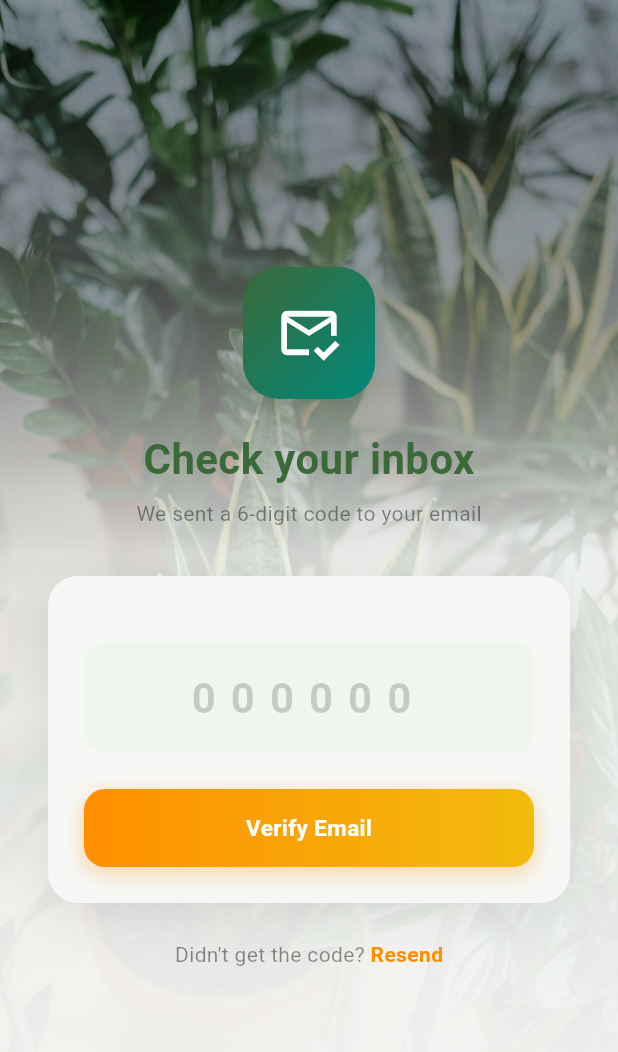
After one commit to Sijankhadk65/detectoo, a Flutter app: the EmailVerificationScreen screen opened by its route, on a phone screen of 412 x 824 dp. The commit adds this screen. Shown: the top 1052 px of the screen. Run offline on Flutter 3.47's test engine with Material 3 defaults, Android fonts, the phone set to English and light mode, and no system bars; our stand-ins replace built_collection, built_value, dio, flutter_local_notifications, flutter_riverpod, flutter_secure_storage and 1 more; accounts and stored records are empty; Roboto replaces fonts that are missing (Georgia).

Commit message:
Email Verification via Resend broken - Needs domain verification

```diff
--- a/detectoo_app/lib/src/app.dart
+++ b/detectoo_app/lib/src/app.dart
@@ -4,6 +4,7 @@ import 'routes.dart';
 import 'screens/add_plant_screen.dart';
 import 'screens/login_screen.dart';
 import 'screens/plant_detail_screen.dart';
+import 'screens/email_verification_screen.dart';
 import 'screens/sign_up_screen.dart';
 import 'screens/recovery_screen.dart';
 import 'screens/splash_screen.dart';
@@ -42,6 +43,7 @@ class DetectooApp extends StatelessWidget {
         Routes.recovery: (context) => const RecoveryScreen(),
         Routes.addPlant: (context) => const AddPlantScreen(),
         Routes.signUp: (context) => const SignUpScreen(),
+        Routes.verifyEmail: (context) => const EmailVerificationScreen(),
       },
     );
   }
--- a/detectoo_app/lib/src/data/repositories/auth_repository.dart
+++ b/detectoo_app/lib/src/data/repositories/auth_repository.dart
@@ -27,6 +27,12 @@ abstract class AuthRepository {
   /// between the login screen and the home screen.
   Future<User?> restoreSession();
 
+  /// Verifies the current user's email with a 6-digit OTP code.
+  Future<void> verifyEmail(String code);
+
+  /// Requests a new verification code to be sent to the current user's email.
+  Future<void> resendVerificationCode();
+
   /// Creates a new account and returns the authenticated user.
   ///
   /// On success the session token is persisted exactly as it would be
--- a/detectoo_app/lib/src/data/repositories/auth_repository_impl.dart
+++ b/detectoo_app/lib/src/data/repositories/auth_repository_impl.dart
@@ -72,6 +72,16 @@ class AuthRepositoryImpl implements AuthRepository {
   }
 
   @override
+  Future<void> verifyEmail(String code) async {
+    await _client.post('/verify-email', body: {'code': code});
+  }
+
+  @override
+  Future<void> resendVerificationCode() async {
+    await _client.post('/resend-verification');
+  }
+
+  @override
   Future<User> signUp({
     required String name,
     required String username,
@@ -113,7 +123,8 @@ class AuthRepositoryImpl implements AuthRepository {
       (b) => b
         ..name = json['name'] as String
         ..email = json['email'] as String
-        ..memberSince = '',
+        ..memberSince = ''
+        ..isVerified = (json['is_verified'] as bool? ?? false),
     );
   }
 }
--- a/detectoo_app/lib/src/models/user.dart
+++ b/detectoo_app/lib/src/models/user.dart
@@ -14,6 +14,9 @@ abstract class User implements Built<User, UserBuilder> {
   /// When the user joined (e.g. "Apr 2026").
   String get memberSince;
 
+  /// Whether the user has verified their email address.
+  bool get isVerified;
+
   User._();
 
   factory User([void Function(UserBuilder) updates]) = _$User;
--- a/detectoo_app/lib/src/providers/auth_provider.dart
+++ b/detectoo_app/lib/src/providers/auth_provider.dart
@@ -30,6 +30,11 @@ class AuthNotifier extends AsyncNotifier<User?> {
         password: password,
       );
     });
+  }
+
+  /// Re-fetches the current user from the server and updates the state.
+  Future<void> refreshCurrentUser() async {
+    state = await AsyncValue.guard(() => _repo.fetchCurrentUser());
   }
 
   /// Creates a new account, logs in, and loads the user profile.
--- a/detectoo_app/lib/src/routes.dart
+++ b/detectoo_app/lib/src/routes.dart
@@ -15,4 +15,5 @@ class Routes {
   static const String recovery = '/recovery';
   static const String addPlant = '/add-plant';
   static const String signUp = '/sign-up';
+  static const String verifyEmail = '/verify-email';
 }
--- /dev/null
+++ b/detectoo_app/lib/src/screens/email_verification_screen.dart
@@ -0,0 +1,313 @@
+import 'dart:async';
+
+import 'package:flutter/material.dart';
+import 'package:flutter/services.dart';
+import 'package:flutter_riverpod/flutter_riverpod.dart';
+
+import '../data/api/api_exception.dart';
+import '../providers/api_providers.dart';
+import '../providers/auth_provider.dart';
+import '../routes.dart';
+import '../widgets/detectoo_button.dart';
+
+/// Screen where the user enters the 6-digit OTP sent to their email.
+///
+/// Navigated to after sign-up. Also reachable after login when
+/// [User.isVerified] is false.
+class EmailVerificationScreen extends ConsumerStatefulWidget {
+  const EmailVerificationScreen({super.key});
+
+  @override
+  ConsumerState<EmailVerificationScreen> createState() =>
+      _EmailVerificationScreenState();
+}
+
+class _EmailVerificationScreenState
+    extends ConsumerState<EmailVerificationScreen> {
+  final _codeController = TextEditingController();
+  bool _isVerifying = false;
+  bool _isResending = false;
+
+  /// Seconds remaining before the user can resend. 0 = can resend now.
+  int _resendCooldown = 0;
+  Timer? _cooldownTimer;
+
+  @override
+  void dispose() {
+    _codeController.dispose();
+    _cooldownTimer?.cancel();
+    super.dispose();
+  }
+
+  void _startCooldown() {
+    setState(() => _resendCooldown = 60);
+    _cooldownTimer = Timer.periodic(const Duration(seconds: 1), (t) {
+      if (_resendCooldown <= 1) {
+        t.cancel();
+        if (mounted) setState(() => _resendCooldown = 0);
+      } else {
+        if (mounted) setState(() => _resendCooldown--);
+      }
+    });
+  }
+
+  Future<void> _handleVerify() async {
+    final code = _codeController.text.trim();
+    if (code.length != 6) {
+      ScaffoldMessenger.of(context).showSnackBar(
+        const SnackBar(content: Text('Enter the 6-digit code from your email.')),
+      );
+      return;
+    }
+
+    setState(() => _isVerifying = true);
+    try {
+      final repo = ref.read(authRepositoryProvider);
+      await repo.verifyEmail(code);
+      await ref.read(authProvider.notifier).refreshCurrentUser();
+      if (mounted) {
+        Navigator.pushReplacementNamed(context, Routes.home);
+      }
+    } on ApiException catch (e) {
+      if (mounted) {
+        ScaffoldMessenger.of(context)
+            .showSnackBar(SnackBar(content: Text(e.message)));
+      }
+    } catch (_) {
+      if (mounted) {
+        ScaffoldMessenger.of(context).showSnackBar(
+          const SnackBar(content: Text('Verification failed. Please try again.')),
+        );
+      }
+    } finally {
+      if (mounted) setState(() => _isVerifying = false);
+    }
+  }
+
+  Future<void> _handleResend() async {
+    if (_resendCooldown > 0) return;
+    setState(() => _isResending = true);
+    try {
+      final repo = ref.read(authRepositoryProvider);
+      await repo.resendVerificationCode();
+      _startCooldown();
+      if (mounted) {
+        ScaffoldMessenger.of(context).showSnackBar(
+          const SnackBar(content: Text('A new code has been sent to your email.')),
+        );
+      }
+    } on ApiException catch (e) {
+      if (mounted) {
+        ScaffoldMessenger.of(context)
+            .showSnackBar(SnackBar(content: Text(e.message)));
+      }
+    } finally {
+      if (mounted) setState(() => _isResending = false);
+    }
+  }
+
+  @override
+  Widget build(BuildContext context) {
+    final colorScheme = Theme.of(context).colorScheme;
+    final email = ref.watch(authProvider).valueOrNull?.email ?? '';
+
+    return Scaffold(
+      body: Container(
+        decoration: const BoxDecoration(
+          image: DecorationImage(
+            image: AssetImage('assets/login_bg.jpg'),
+            fit: BoxFit.cover,
+          ),
+        ),
+        child: Container(
+          decoration: BoxDecoration(
+            gradient: LinearGradient(
+              begin: Alignment.topCenter,
+              end: Alignment.bottomCenter,
+              colors: [
+                Colors.black.withValues(alpha: 0.3),
+                colorScheme.surface.withValues(alpha: 0.85),
+                colorScheme.surface,
+              ],
+              stops: const [0.0, 0.45, 1.0],
+            ),
+          ),
+          child: Center(
+            child: SingleChildScrollView(
+              padding:
+                  const EdgeInsets.symmetric(horizontal: 32, vertical: 48),
+              child: ConstrainedBox(
+                constraints: const BoxConstraints(maxWidth: 400),
+                child: Column(
+                  mainAxisAlignment: MainAxisAlignment.center,
+                  children: [
+                    _buildHeader(colorScheme),
+                    const SizedBox(height: 32),
+                    _buildCard(colorScheme, email: email),
+                    const SizedBox(height: 24),
+                    _buildResendRow(colorScheme),
+                  ],
+                ),
+              ),
+            ),
+          ),
+        ),
+      ),
+    );
+  }
+
+  Widget _buildHeader(ColorScheme colorScheme) {
+    return Column(
+      children: [
+        Container(
+          width: 88,
+          height: 88,
+          decoration: BoxDecoration(
+            gradient: LinearGradient(
+              begin: Alignment.topLeft,
+              end: Alignment.bottomRight,
+              colors: [colorScheme.primary, const Color(0xFF00897B)],
+            ),
+            borderRadius: BorderRadius.circular(24),
+            boxShadow: [
+              BoxShadow(
+                color: colorScheme.primary.withValues(alpha: 0.3),
+                blurRadius: 20,
+                offset: const Offset(0, 8),
+              ),
+            ],
+          ),
+          child: const Icon(Icons.mark_email_read_outlined,
+              size: 44, color: Colors.white),
+        ),
+        const SizedBox(height: 20),
+        Text(
+          'Check your inbox',
+          style: TextStyle(
+            fontFamily: 'Georgia',
+            fontSize: 28,
+            fontWeight: FontWeight.bold,
+            color: colorScheme.primary,
+          ),
+        ),
+        const SizedBox(height: 6),
+        Text(
+          'We sent a 6-digit code to your email',
+          style: TextStyle(
+            fontSize: 14,
+            color: colorScheme.onSurface.withValues(alpha: 0.5),
+          ),
+        ),
+      ],
+    );
+  }
+
+  Widget _buildCard(ColorScheme colorScheme, {required String email}) {
+    return Container(
+      padding: const EdgeInsets.all(24),
+      decoration: BoxDecoration(
+        color: colorScheme.surface,
+        borderRadius: BorderRadius.circular(20),
+        boxShadow: [
+          BoxShadow(
+            color: colorScheme.shadow.withValues(alpha: 0.08),
+            blurRadius: 24,
+            offset: const Offset(0, 8),
+          ),
+        ],
+      ),
+      child: Column(
+        children: [
+          if (email.isNotEmpty)
+            Text(
+              email,
+              style: TextStyle(
+                fontWeight: FontWeight.w600,
+                color: colorScheme.primary,
+                fontSize: 14,
+              ),
+            ),
+          const SizedBox(height: 20),
+          TextFormField(
+            controller: _codeController,
+            keyboardType: TextInputType.number,
+            textAlign: TextAlign.center,
+            maxLength: 6,
+            inputFormatters: [FilteringTextInputFormatter.digitsOnly],
+            style: const TextStyle(
+              fontSize: 28,
+              fontWeight: FontWeight.bold,
+              letterSpacing: 10,
+            ),
+            decoration: InputDecoration(
+              hintText: '000000',
+              hintStyle: TextStyle(
+                fontSize: 28,
+                letterSpacing: 10,
+                color: colorScheme.onSurface.withValues(alpha: 0.2),
+              ),
+              counterText: '',
+              filled: true,
+              fillColor: colorScheme.primaryContainer.withValues(alpha: 0.12),
+              border: OutlineInputBorder(
+                borderRadius: BorderRadius.circular(14),
+                borderSide: BorderSide.none,
+              ),
+              focusedBorder: OutlineInputBorder(
+                borderRadius: BorderRadius.circular(14),
+                borderSide:
+                    BorderSide(color: colorScheme.primary, width: 1.5),
+              ),
+            ),
+          ),
+          const SizedBox(height: 24),
+          DetectooButton(
+            label: _isVerifying ? 'Verifying…' : 'Verify Email',
+            height: 52,
+            color: colorScheme.secondary,
+            onPressed: _isVerifying ? () {} : _handleVerify,
+          ),
+        ],
+      ),
+    );
+  }
+
+  Widget _buildResendRow(ColorScheme colorScheme) {
+    return Row(
+      mainAxisAlignment: MainAxisAlignment.center,
+      children: [
+        Text(
+          "Didn't get the code? ",
+          style: TextStyle(
+            fontSize: 14,
+            color: colorScheme.onSurface.withValues(alpha: 0.5),
+          ),
+        ),
+        _isResending
+            ? SizedBox(
+                width: 14,
+                height: 14,
+                child: CircularProgressIndicator(
+                  strokeWidth: 2,
+                  color: colorScheme.secondary,
+                ),
+              )
+            : GestureDetector(
+                onTap: _resendCooldown > 0 ? null : _handleResend,
+                child: Text(
+                  _resendCooldown > 0
+                      ? 'Resend in ${_resendCooldown}s'
+                      : 'Resend',
+                  style: TextStyle(
+                    fontSize: 14,
+                    fontWeight: FontWeight.w600,
+                    color: _resendCooldown > 0
+                        ? colorScheme.onSurface.withValues(alpha: 0.3)
+                        : colorScheme.secondary,
+                  ),
+                ),
+              ),
+      ],
+    );
+  }
+}
--- a/detectoo_app/lib/src/screens/login_screen.dart
+++ b/detectoo_app/lib/src/screens/login_screen.dart
@@ -105,7 +105,9 @@ class _LoginScreenState extends ConsumerState<LoginScreen> {
     auth.when(
       data: (user) {
         if (user != null) {
-          Navigator.pushReplacementNamed(context, Routes.home);
+          final destination =
+              user.isVerified ? Routes.home : Routes.verifyEmail;
+          Navigator.pushReplacementNamed(context, destination);
         }
       },
       error: (error, _) {
--- a/detectoo_app/lib/src/screens/sign_up_screen.dart
+++ b/detectoo_app/lib/src/screens/sign_up_screen.dart
@@ -54,7 +54,7 @@ class _SignUpScreenState extends ConsumerState<SignUpScreen> {
     ref.read(authProvider).when(
       data: (user) {
         if (user != null) {
-          Navigator.pushReplacementNamed(context, Routes.home);
+          Navigator.pushReplacementNamed(context, Routes.verifyEmail);
         }
       },
       error: (error, _) {
```
Also changed, not shown: detectoo_app/lib/src/models/user.g.dart, 7 other files.
